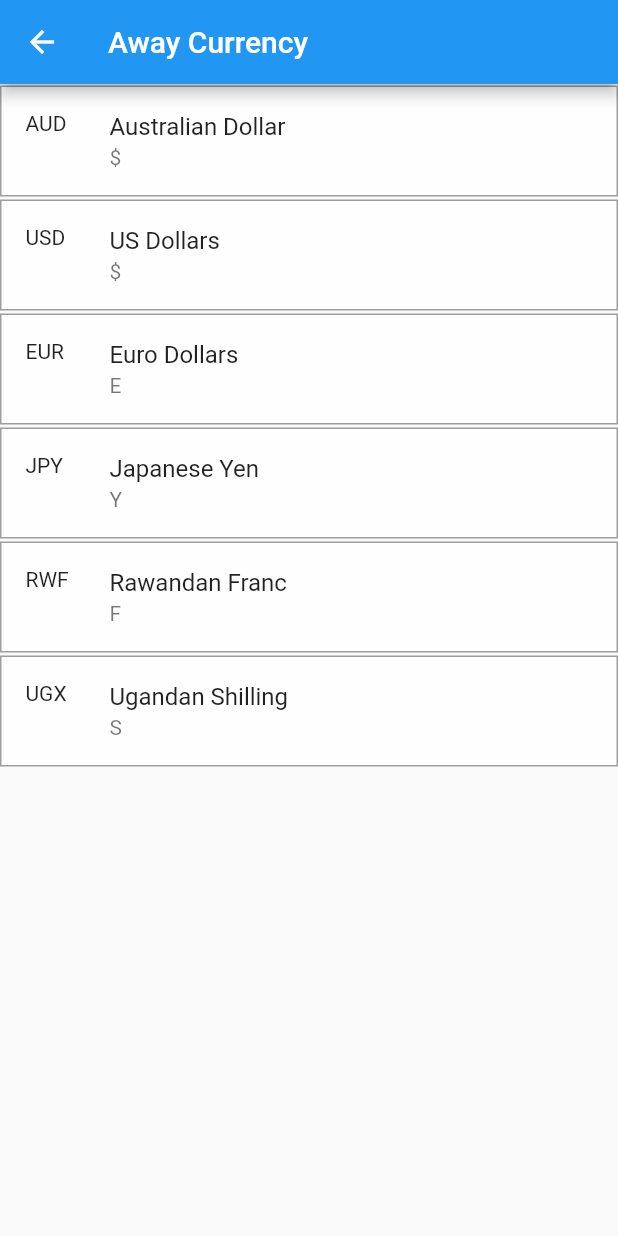
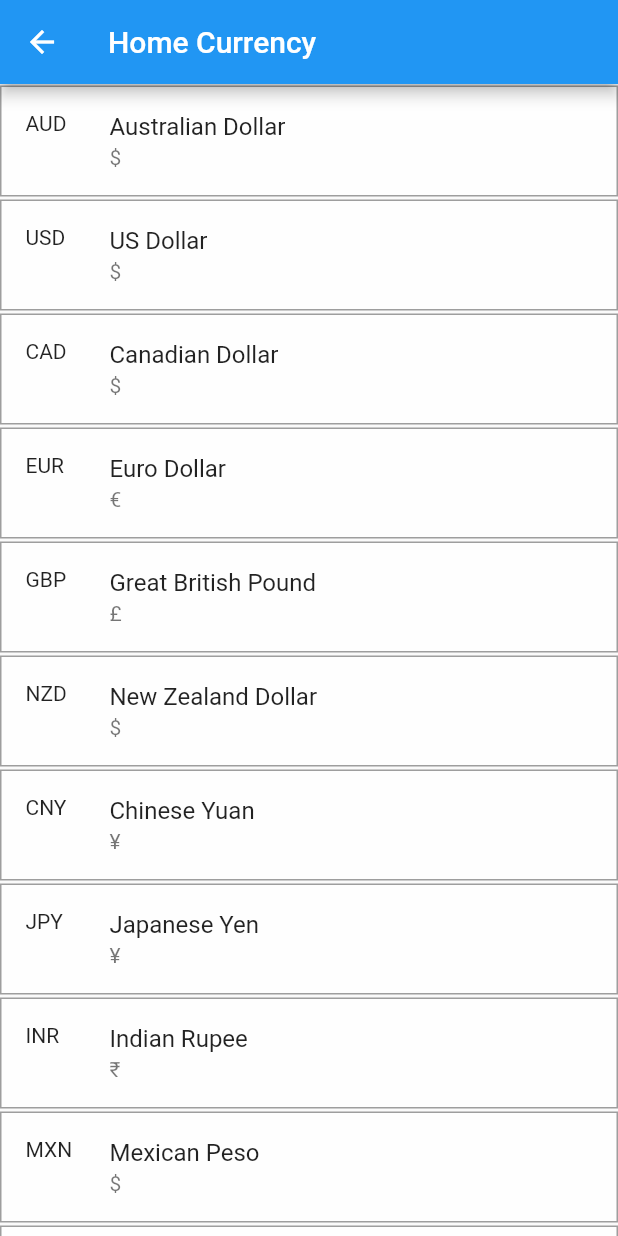
Before and after one commit to prenexus/flutter-sandbox, a Flutter app: the AwayCurrencyPage screen opened directly, on a phone screen of 412 x 824 dp. Run offline on Flutter 3.47's test engine with Material 2 defaults, Android fonts, the phone set to English and light mode, and no system bars; our stand-ins replace shared_preferences; accounts and stored records are empty; network calls fail; statements that could not run were skipped.

Commit message:
Tues night

```diff
--- a/lib/main.dart
+++ b/lib/main.dart
@@ -1,10 +1,7 @@
-
-// TODO: Make the fonts nicer to look at
-// TODO: Store a copy of exchange rate keys locally? eg AUDEUR = 1.0. Use when we have no wifi
-// TODO: Set Exchange rate to zero when changing currencies - force refresh via API?
+// TODO: Make the fonts nicer to look at - use Table layout to get a better layout
 // TODO: Help pages on startup
-// TODO: Make the currency list page better looking
-// TODO: Hints on currency list page for adding/removing (Help button?)
+// TODO: Manual rate entry
+// TODO: Move _getExchange rate (or another function) inside the widget to see if that fixes refresh bugs (Stateful widget stuff)
 
 import 'package:flutter/material.dart';
 import 'package:flutter/cupertino.dart';
@@ -12,8 +9,8 @@ import 'dart:io';
 import 'dart:convert';
 import 'package:flutter/rendering.dart';
 import 'dart:async';
-
 import 'package:shared_preferences/shared_preferences.dart';
+import 'package:intl/intl.dart';
 
 var listValues = ['1','10','20','50','100','250'];
 
@@ -22,6 +19,8 @@ String toCurrency = 'AUD';
 var _denoms;
 var _exchangeRate;
 var _lastUpdated;
+final GlobalKey<ScaffoldState> _scaffoldKey = new GlobalKey<ScaffoldState>();
+
 
 const List _listOfCurrencies = [
 {
@@ -31,18 +30,55 @@ const List _listOfCurrencies = [
 },
 {
   "currencySymbol": '\$',
-    "currencyName": 'US Dollars',
+  "currencyName": 'US Dollar',
   "currencyID": 'USD'
 },
 {
-    "currencyName": 'Euro Dollars',
-    "currencySymbol": 'E',
+  "currencySymbol": '\$',
+  "currencyName": 'Canadian Dollar',
+  "currencyID": 'CAD'
+},
+
+{
+  "currencyName": 'Euro Dollar',
+  "currencySymbol": '\€',
   "currencyID": 'EUR'
 },
+
+{
+  "currencyID": 'GBP',
+  "currencyName": 'Great British Pound',
+  "currencySymbol": '\£'
+},
+
+{
+  "currencyID": 'NZD',
+  "currencyName": 'New Zealand Dollar',
+  "currencySymbol": '\$'
+},
+
+{
+  "currencyID": 'CNY',
+  "currencyName": 'Chinese Yuan',
+  "currencySymbol": '\¥'
+},
+
 {
   "currencyName": 'Japanese Yen',
-  "currencySymbol": 'Y',
+  "currencySymbol": '\¥',
   "currencyID": 'JPY'
+},
+
+{
+  "currencyID": 'INR',
+  "currencyName": 'Indian Rupee',
+  "currencySymbol": '\₹'
+},
+
+{
+  "currencyID": 'MXN',
+  "currencyName": 'Mexican Peso',
+  "currencySymbol": '\$'
 },
 
 {
@@ -90,7 +126,12 @@ class MyAppState extends State<MyApp>  {
   @override
   void initState(){
     super.initState();
+
+    setState(() {
       _readPreferences();
+      _handleRefresh();
+    });
+
   }
 
   @override
@@ -100,9 +141,7 @@ class MyAppState extends State<MyApp>  {
 
   Future<Null> _handleRefresh() async {
     await new Future.delayed(new Duration(seconds: 1));
-    setState(() {
-      _getExchangeRate();
-    });
+    setState(() {_getExchangeRate();});
     return null;
   }
 
@@ -113,10 +152,7 @@ class MyAppState extends State<MyApp>  {
     fromCurrency = switchAway;
     toCurrency = switchHome;
 
-    setState(() {
-      _getExchangeRate();
-    }
-    );
+    setState(() {_getExchangeRate();});
 
     return null;
   }
@@ -124,6 +160,7 @@ class MyAppState extends State<MyApp>  {
   @override
   Widget build(BuildContext context) {
     return new Scaffold (
+      key: _scaffoldKey,
       drawer: new DrawerOnly(),
       appBar: new AppBar(
         title: new Text('Currency Cheatsheet'),
@@ -132,9 +169,7 @@ class MyAppState extends State<MyApp>  {
               icon: new Icon(Icons.refresh),
               onPressed: ()
               {
-                setState(() {
-                  _getExchangeRate();
-                });
+                setState(() {_getExchangeRate();});
               }
           ),
         ],
@@ -161,8 +196,15 @@ class MyAppState extends State<MyApp>  {
               new Container(
                 width: 100.0,
                 child:
-                new Text(fromCurrency ,style: textTheme.headline,
-                    textAlign: TextAlign.right
+                    new GestureDetector(
+                      onTap: () {
+                        Navigator.push(context,
+                          new MaterialPageRoute(
+                              builder: (context) => new HomeCurrencyPage()),
+                        );
+                      },
+                      child:
+                        new Text(fromCurrency ?? '',style: textTheme.headline, textAlign: TextAlign.right),
                     ),
               ),
 
@@ -177,8 +219,37 @@ class MyAppState extends State<MyApp>  {
               new Container(
                 width: 50.0,
                 child:
-                new Text( toCurrency , style: textTheme.headline, textAlign: TextAlign.right),
+                  new GestureDetector(
+                    onTap: () {
+                      Navigator.push(context,
+                        new MaterialPageRoute(builder: (context) => new AwayCurrencyPage()),
+                      );
+                    },
+                    child:
+                      new Text( toCurrency ?? '', style: textTheme.headline, textAlign: TextAlign.right),
+                  ),
+              ),
 
+            ],
+          ),
+
+
+          new Row( mainAxisAlignment: MainAxisAlignment.spaceAround,
+              children: <Widget>[
+                new Container(
+                  width: 100.0,
+                  child:
+                    new Text("Local", textAlign: TextAlign.right),
+                ),
+
+                new Container(
+                  width:50.0,
+                ),
+
+                new Container(
+                  width: 50.0,
+                  child:
+                    new Text("Home", textAlign: TextAlign.right),
                 ),
             ],
           ),
@@ -227,19 +298,10 @@ class MyAppState extends State<MyApp>  {
           new Divider(height: 32.0, color: Colors.black),
 
           new Row(
-            // Last update text
+            // Last updated text
             mainAxisAlignment: MainAxisAlignment.spaceEvenly,
             children: <Widget>[
-
-              new Text('Last updated: ' +
-                  _lastUpdated.day.toString() + '/' +
-                  _lastUpdated.month.toString() + '/' +
-                  _lastUpdated.year.toString() + ' ' +
-                  _lastUpdated.hour.toString() + ':' +
-                  _lastUpdated.minute.toString() + ' ' +
-                  _lastUpdated.timeZoneName.toString()
-                  ,textScaleFactor: .8),
-
+              new Text('Last updated: ' + DateFormat('dd-MMM-yyyy - kk:mm').format(_lastUpdated),textScaleFactor: .8),
             ],
           ),
         ],
@@ -247,7 +309,6 @@ class MyAppState extends State<MyApp>  {
     );
   } // Build screen
 } // MyApp
-
 
 class DenomsWidget extends StatefulWidget {
 
@@ -313,11 +374,11 @@ class AwayCurrencyWidgetState extends State<AwayCurrencyWidget>{
     _isSelected = true;
 
     //Set the exchange rate to 0 so we dont get a false read
-    _exchangeRate = 0.0;
+    //_exchangeRate = 0.0;
 
     SharedPreferences prefs = await SharedPreferences.getInstance();
     await prefs.setString('AwayCurrency', currencyID);
-    await _readPreferences();
+    toCurrency = currencyID;
     await _getExchangeRate();
 
   }
@@ -349,7 +410,6 @@ class AwayCurrencyWidgetState extends State<AwayCurrencyWidget>{
   }
 }
 
-
 class CurrencyWidget extends StatefulWidget {
 
   final String currencyName;
@@ -375,7 +435,7 @@ class CurrencyWidgetState extends State<CurrencyWidget>{
      await prefs.setString('HomeCurrency', currencyID);
 
      //Set the exchange rate to 0 so we dont get a false read
-     _exchangeRate = 0.0;
+     //_exchangeRate = 0.0;
      await _readPreferences();
      await _getExchangeRate();
 
@@ -429,6 +489,7 @@ class DrawerOnly extends StatelessWidget{
               leading: const Icon(Icons.airplanemode_active),
               onTap: () {
                 // Push currency list
+
                 Navigator.pop(context);
 
                 Navigator.push(
@@ -465,7 +526,22 @@ class DrawerOnly extends StatelessWidget{
                       builder: (context) => new DenominationsPage()),
                 );
               },
+            ),
+
+            new ListTile(
+              title: new Text("Help", style: new TextStyle(fontSize: 16.0),),
+              leading: const Icon(Icons.help),
+              onTap: () {
+                // Push currency list
+                Navigator.pop(context);
+                Navigator.push(
+                  context,
+                  new MaterialPageRoute(
+                      builder: (context) => new HelpPage()),
+                );
+              },
             )
+
         ]
       ),
     );
@@ -480,7 +556,6 @@ _readPreferences() async{
   toCurrency = prefs.getString('AwayCurrency');
   _denoms = prefs.getStringList('Denominations');
 
-
   if (_denoms == null)
     {
       _denoms = listValues;
@@ -491,6 +566,8 @@ _readPreferences() async{
 // This routine returns a rate for a given currency pair from free.currencyconverterapi.com
 _getExchangeRate() async {
 
+  SharedPreferences prefs = await SharedPreferences.getInstance();
+
   if (fromCurrency == null){
     fromCurrency = 'USD';
   }
@@ -498,9 +575,6 @@ _getExchangeRate() async {
   if (toCurrency == null) {
     toCurrency = 'AUD';
   }
-
-  //print ("From: " + fromCurrency);
-  //print ("To: " + toCurrency);
 
   var fromToCurrency = fromCurrency + "_" + toCurrency;
   var url = 'https://free.currencyconverterapi.com/api/v5/convert?q=' +
@@ -512,17 +586,43 @@ _getExchangeRate() async {
     var response = await request.close();
     if (response.statusCode == HttpStatus.ok) {
       var jsonString = await response.transform(utf8.decoder).join();
-      //print(jsonString);
+
       Map<String, dynamic> decodedMap = json.decode(jsonString);
       _exchangeRate = decodedMap['results'][fromToCurrency]['val'];
-     // print("Exchange Rate is " + decodedMap['results'][fromToCurrency]['val']);
       _lastUpdated = new DateTime.now();
+
+      print ('Exchange rate is ' + _exchangeRate.toString());
+      print ('Currency pair is ' + fromToCurrency);
+
+      //Save the keypair exchange rate and last updated date
+      prefs.setDouble(fromToCurrency, _exchangeRate);
+      prefs.setString(fromToCurrency + 'date', _lastUpdated.toString() );
+
+      //_scaffoldKey.currentState.initState();
+
     } else {
-      print ('Error getting API data address:\nHttp status ${response.statusCode}');
+      //print ('Error getting API data address:\nHttp status ${response.statusCode}');
+      // Assume no connection to web service
+      // Read rates from saved prefs
+      _exchangeRate = prefs.getDouble(fromCurrency + "_" + toCurrency) ?? 0.0;
+
+      // Can only store strings, so read last updated date into a string
+      var _lastUpdatedString = prefs.getString(fromCurrency + "_" + toCurrency + "date") ?? new DateTime.now().toString();
+      // Parse last updated back to a date/time object
+      _lastUpdated = DateTime.parse(_lastUpdatedString);
     }
   } catch (exception) {
     print ('Failed getting API data');
     print (exception.toString());
+
+    _scaffoldKey.currentState.showSnackBar(SnackBar(content: new Text('Error. Returning last known rates'),duration: new Duration(seconds: 5),));
+    _exchangeRate = prefs.getDouble(fromCurrency + "_" + toCurrency) ?? 0.0;
+
+    // Can only store strings, so read last updated date into a string
+   var _lastUpdatedString = prefs.getString(fromCurrency + "_" + toCurrency + "date") ?? new DateTime.now().toString();
+    // Parse last updated back to a date/time object
+    _lastUpdated = DateTime.parse(_lastUpdatedString);
+
   }
 
 }
@@ -545,7 +645,7 @@ class HomeCurrencyPageWidgetState extends State<HomeCurrencyPage>{
     return new Scaffold(
 
         appBar: new AppBar(
-          title: new Text("Home Currency"),
+          title: new Text("Local Currency"),
         ),
         body:
           new ListView.builder(itemBuilder: (BuildContext context, int index){
@@ -577,7 +677,7 @@ class AwayCurrencyPageWidgetState extends State<AwayCurrencyPage>{
     return new Scaffold(
 
         appBar: new AppBar(
-          title: new Text("Away Currency"),
+          title: new Text("Home Currency"),
         ),
         body:
         new ListView.builder(itemBuilder: (BuildContext context, int index){
@@ -589,6 +689,50 @@ class AwayCurrencyPageWidgetState extends State<AwayCurrencyPage>{
         },
           itemCount: _listOfCurrencies.length,
         )
+    );
+  }
+}
+
+
+class HelpPage extends StatefulWidget {
+  // This class displays the list of denominations for selected currency
+  // Users can add or remove the denominations they need
+
+  @override
+  HelpPageWidgetState createState() =>
+      HelpPageWidgetState();
+}
+
+class HelpPageWidgetState extends State<HelpPage> {
+
+  @override
+  Widget build(BuildContext context) {
+    return new Scaffold(
+      appBar: new AppBar(
+        title: new Text("Help"),
+      ),
+      body:
+      new Container(
+        padding: new EdgeInsets.all(32.0),
+        child:
+          new Column(
+
+            children: <Widget>[
+              new RichText(text: TextSpan(style: new TextStyle(fontSize: 16.0, color:Colors.black),
+                  children: <TextSpan>[
+                    TextSpan(text: 'Currency Cheatsheet\n\n', style: TextStyle(fontSize: 24.0, fontWeight: FontWeight.bold)),
+                    TextSpan(text: 'A simple currency converter designed to show common denominations at a glance.'),
+                    TextSpan(text: '\n\n', style: TextStyle(fontSize: 24.0, fontWeight: FontWeight.bold)),
+                    TextSpan(text: 'Usage\n\n', style: TextStyle(fontSize: 21.0, fontWeight: FontWeight.bold)),
+                    TextSpan(text: 'Select the currency where you are currently located. \n\mNext, choose the currency of the country you are from.\n\n'),
+                    TextSpan(text: 'Modify the currency list to show your common conversions. You might like to pick the cost of a coffee or a burger\n\n'),
+                    TextSpan(text: 'Refresh to get the latest conversion rate'),
+                  ],
+                ),
+              ),
+            ],
+          ),
+      ),
     );
   }
 }
```
Lines whose indentation alone changed are shown as unchanged.
